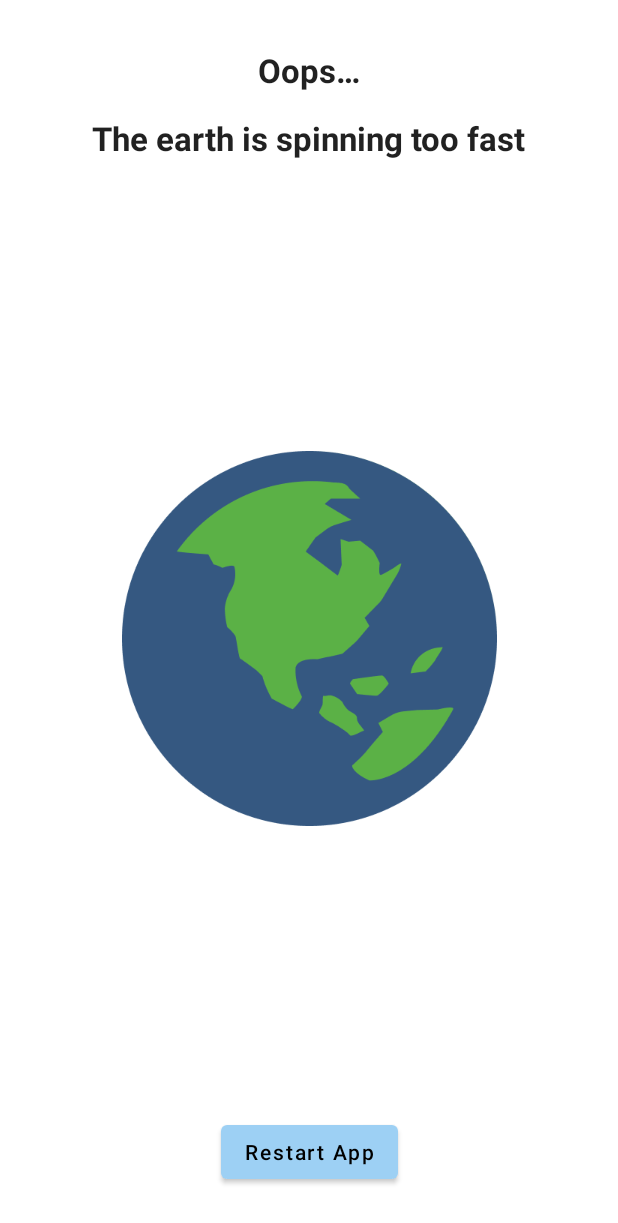
After one commit to HarshBarash/Earth, an Android app: the ErrorActivity screen opened directly, with no data from a screen before it, on a phone screen of 412 x 824 dp. The commit adds this screen. Shown: the top 1223 px of the screen. Run offline under Robolectric (Android 15) with nearby library versions, the phone set to English and light mode, and no system bars; libraries missing offline, so code that uses them is left out: cat.ereza.customactivityoncrash; Roboto replaces fonts that are not available here; 3 statements that could not run were skipped.

Commit message:
ErrorActivity

```diff
--- a/app/build.gradle
+++ b/app/build.gradle
@@ -46,7 +46,7 @@ dependencies {
     implementation 'androidx.navigation:navigation-fragment-ktx:2.3.5'
     implementation 'androidx.navigation:navigation-ui-ktx:2.3.5'
     implementation 'com.google.firebase:firebase-database-ktx:20.0.1'
-    testImplementation 'junit:junit:4.+'
+    testImplementation 'junit:junit:4.13.2'
     androidTestImplementation 'androidx.test.ext:junit:1.1.3'
     androidTestImplementation 'androidx.test.espresso:espresso-core:3.4.0'
 
@@ -54,7 +54,8 @@ dependencies {
     implementation 'com.intuit.ssp:ssp-android:1.0.6'
     implementation 'com.intuit.sdp:sdp-android:1.0.6'
 
-
+    //Custom Crash Screen
+    implementation 'cat.ereza:customactivityoncrash:2.3.0'
 
     // Import the Firebase BoM
     implementation platform('com.google.firebase:firebase-bom:28.3.0')
--- a/app/src/main/AndroidManifest.xml
+++ b/app/src/main/AndroidManifest.xml
@@ -1,17 +1,18 @@
 <?xml version="1.0" encoding="utf-8"?>
 <manifest xmlns:android="http://schemas.android.com/apk/res/android"
     package="github.earth">
-
     <!-- Permissions -->
     <uses-permission android:name="android.permission.INTERNET" />
 
     <application
+        android:name=".App"
         android:allowBackup="true"
-        android:icon="@mipmap/ic_launcher"
+        android:icon="@drawable/splash_image"
         android:label="@string/app_name"
-        android:roundIcon="@mipmap/ic_launcher_round"
+        android:roundIcon="@drawable/splash_image"
         android:supportsRtl="true"
         android:theme="@style/Theme.Earth">
+        <activity android:name=".ErrorActivity"/>
         <activity android:name=".authscreen.LoginActivity" />
         <activity android:name=".authscreen.RegisterActivity" />
         <activity android:name=".authscreen.ResetActivity" />
@@ -28,7 +29,9 @@
             </intent-filter>
         </activity>
 
-        <activity android:name=".MainActivity">
+        <activity
+            android:name=".MainActivity"
+            android:theme="@style/Theme.Earth">
             <intent-filter>
                 <action android:name="android.intent.action.MAIN" />
 
@@ -39,7 +42,6 @@
         <meta-data
             android:name="preloaded_fonts"
             android:resource="@array/preloaded_fonts" />
-
     </application>
 
 </manifest>
--- /dev/null
+++ b/app/src/main/java/github/earth/App.kt
@@ -0,0 +1,17 @@
+package github.earth
+
+import android.app.Application
+import cat.ereza.customactivityoncrash.config.CaocConfig
+
+class App : Application() {
+
+    override fun onCreate() {
+        super.onCreate()
+
+        //Переопределение Error Screen
+        CaocConfig.Builder.create()
+            .trackActivities(true)
+            .errorActivity(ErrorActivity::class.java)
+            .apply()
+    }
+}
--- /dev/null
+++ b/app/src/main/java/github/earth/ErrorActivity.kt
@@ -0,0 +1,57 @@
+package github.earth
+
+import androidx.appcompat.app.AppCompatActivity
+import android.os.Bundle
+import android.view.animation.Animation
+import android.view.animation.AnimationUtils
+import android.widget.Button
+import android.widget.ImageView
+import cat.ereza.customactivityoncrash.CustomActivityOnCrash
+
+class ErrorActivity : AppCompatActivity() {
+
+    private lateinit var btnAction: Button
+    private lateinit var ivEarth: ImageView
+
+    override fun onCreate(savedInstanceState: Bundle?) {
+        super.onCreate(savedInstanceState)
+        setContentView(R.layout.activity_error)
+
+        val config = CustomActivityOnCrash.getConfigFromIntent(intent)
+
+        /**
+         * If config is null or not getting an intent simply finish the app
+         */
+        if (config == null) {
+            finish()
+            return
+        }
+
+        btnAction = findViewById(R.id.btnAction)
+        ivEarth = findViewById(R.id.ivEarth)
+
+        val rotation = AnimationUtils.loadAnimation(
+                this, R.anim.earth_rotation);
+
+        ivEarth.startAnimation(rotation)
+
+        if (config.isShowRestartButton && config.restartActivityClass != null) {
+            btnAction.text = "Restart App"
+            btnAction.setOnClickListener {
+                CustomActivityOnCrash.restartApplication(
+                    this,
+                    config
+                )
+            }
+        } else {
+            btnAction.text = "Close App"
+            btnAction.setOnClickListener {
+                CustomActivityOnCrash.closeApplication(
+                    this,
+                    config
+                )
+            }
+        }
+
+    }
+}
--- a/app/src/main/java/github/earth/MainActivity.kt
+++ b/app/src/main/java/github/earth/MainActivity.kt
@@ -4,6 +4,7 @@ import android.content.res.Configuration
 import androidx.appcompat.app.AppCompatActivity
 import android.os.Bundle
 import android.util.Log
+import android.widget.TextView
 import androidx.navigation.NavController
 import androidx.navigation.fragment.NavHostFragment
 import androidx.navigation.ui.setupWithNavController
--- /dev/null
+++ b/app/src/main/res/anim/earth_rotation.xml
@@ -0,0 +1,15 @@
+<?xml version="1.0" encoding="utf-8"?>
+<set xmlns:android="http://schemas.android.com/apk/res/android"
+    android:interpolator="@android:anim/linear_interpolator">
+
+    <rotate
+        android:duration="1000"
+        android:fromDegrees="0"
+        android:pivotX="50%"
+        android:pivotY="50%"
+        android:startOffset="0"
+        android:repeatMode="restart"
+        android:repeatCount="infinite"
+        android:toDegrees="360" />
+
+</set>
--- a/app/src/main/res/drawable/splash_screen.xml
+++ b/app/src/main/res/drawable/splash_screen.xml
@@ -1,5 +1,6 @@
 <?xml version="1.0" encoding="utf-8"?>
-<layer-list xmlns:android="http://schemas.android.com/apk/res/android">
+<layer-list
+    xmlns:android="http://schemas.android.com/apk/res/android">
     <item>
         <shape android:shape="rectangle">
             <solid android:color="@color/splash_background" />
--- /dev/null
+++ b/app/src/main/res/layout/activity_error.xml
@@ -0,0 +1,59 @@
+<?xml version="1.0" encoding="utf-8"?>
+<androidx.constraintlayout.widget.ConstraintLayout
+    xmlns:android="http://schemas.android.com/apk/res/android"
+    xmlns:app="http://schemas.android.com/apk/res-auto"
+    xmlns:tools="http://schemas.android.com/tools"
+    android:layout_width="match_parent"
+    android:layout_height="match_parent"
+    tools:context=".ErrorActivity">
+
+    <com.google.android.material.textview.MaterialTextView
+        android:id="@+id/errorText"
+        android:layout_width="wrap_content"
+        android:layout_height="wrap_content"
+        android:layout_centerHorizontal="true"
+        android:layout_marginTop="32dp"
+        android:fontFamily="sans-serif"
+        android:text="@string/oops"
+        android:textAppearance="@style/TextAppearance.AppCompat.Large"
+        android:textStyle="bold"
+        app:layout_constraintEnd_toEndOf="parent"
+        app:layout_constraintStart_toStartOf="parent"
+        app:layout_constraintTop_toTopOf="parent" />
+
+    <com.google.android.material.textview.MaterialTextView
+        android:id="@+id/errorJoke"
+        android:layout_width="wrap_content"
+        android:layout_height="wrap_content"
+        android:layout_centerHorizontal="true"
+        android:layout_marginTop="16dp"
+        android:fontFamily="sans-serif"
+        android:text="@string/error_joke"
+        android:textAppearance="@style/TextAppearance.AppCompat.Large"
+        android:textStyle="bold"
+        app:layout_constraintEnd_toEndOf="parent"
+        app:layout_constraintStart_toStartOf="parent"
+        app:layout_constraintTop_toBottomOf="@+id/errorText" />
+
+    <ImageView
+        android:id="@+id/ivEarth"
+        android:layout_width="wrap_content"
+        android:layout_height="wrap_content"
+        app:layout_constraintBottom_toTopOf="@+id/btnAction"
+        app:layout_constraintEnd_toEndOf="parent"
+        app:layout_constraintStart_toStartOf="parent"
+        app:layout_constraintTop_toBottomOf="@+id/errorJoke"
+        app:srcCompat="@drawable/splash_image" />
+
+    <com.google.android.material.button.MaterialButton
+        android:id="@+id/btnAction"
+        android:layout_width="wrap_content"
+        android:layout_height="wrap_content"
+        android:layout_marginBottom="32dp"
+        android:text="Restart App"
+        android:textAllCaps="false"
+        app:layout_constraintBottom_toBottomOf="parent"
+        app:layout_constraintEnd_toEndOf="parent"
+        app:layout_constraintStart_toStartOf="parent" />
+
+</androidx.constraintlayout.widget.ConstraintLayout>
--- a/app/src/main/res/values/strings.xml
+++ b/app/src/main/res/values/strings.xml
@@ -18,4 +18,6 @@
     <string name="signup" translatable="false">Signup</string>
     <string name="password">Password</string>
 
+    <string name="oops">Oops…</string>
+    <string name="error_joke">The earth is spinning too fast</string>
 </resources>
--- a/app/src/main/res/values/themes.xml
+++ b/app/src/main/res/values/themes.xml
@@ -2,9 +2,9 @@
     <!-- Base application theme. -->
     <style name="Theme.Earth" parent="Theme.MaterialComponents.DayNight.NoActionBar">
         <!-- Primary brand color. -->
-        <item name="colorPrimary">@color/white</item>
+        <item name="colorPrimary">@color/splash_background</item>
         <item name="colorPrimaryVariant">@color/background_day</item>
-        <item name="colorOnPrimary">@color/white</item>
+        <item name="colorOnPrimary">@color/black</item>
         <!-- Secondary brand color. -->
         <item name="colorSecondary">@color/objects_background_day</item>
         <item name="colorSecondaryVariant">@color/teal_700</item>
```
Also changed, not shown: 2 other files.
